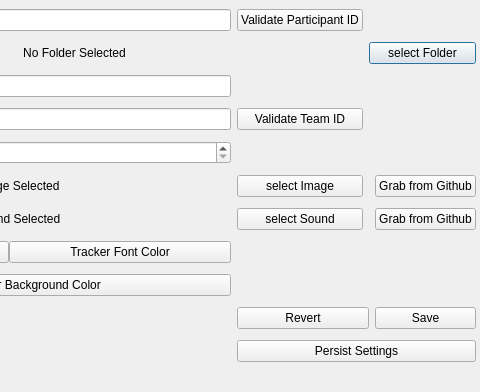
djotaku/ELDonationTracker, file QTdesignerfiles/settings.ui: the form before one commit; both pictures show x 325 to 805 and y 0 to 392 of the 805 by 392 pixel window.
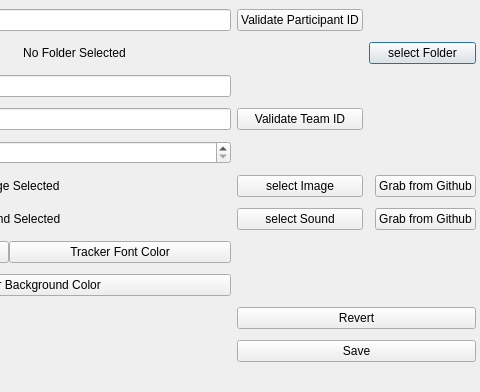
The form after the commit. Icons and pictures are not drawn.

Commit message:
:art: Got rid of "Save" and renamed "Persistent Save" to "Save"
This should eliminate confusion and make the default the self-explanatory value.

```diff
--- a/QTdesignerfiles/settings.ui
+++ b/QTdesignerfiles/settings.ui
@@ -70,13 +70,6 @@
       </property>
      </widget>
     </item>
-    <item row="10" column="2" colspan="2">
-     <widget class="QPushButton" name="pushButtonRevert">
-      <property name="text">
-       <string>Revert</string>
-      </property>
-     </widget>
-    </item>
     <item row="3" column="1">
      <widget class="QLineEdit" name="lineEditTeamID"/>
     </item>
@@ -106,7 +99,7 @@
        <string>To have the settings persist across upgrades</string>
       </property>
       <property name="text">
-       <string>Persist Settings</string>
+       <string>Save</string>
       </property>
      </widget>
     </item>
@@ -182,13 +175,6 @@
       </property>
      </widget>
     </item>
-    <item row="10" column="4">
-     <widget class="QPushButton" name="pushButtonSave">
-      <property name="text">
-       <string>Save</string>
-      </property>
-     </widget>
-    </item>
     <item row="4" column="0">
      <widget class="QLabel" name="label_donors_to_display">
       <property name="text">
@@ -241,6 +227,13 @@
       </property>
      </widget>
     </item>
+    <item row="10" column="2" colspan="3">
+     <widget class="QPushButton" name="pushButtonRevert">
+      <property name="text">
+       <string>Revert</string>
+      </property>
+     </widget>
+    </item>
    </layout>
   </widget>
  </widget>
```
The commit also changes 2 other files.
